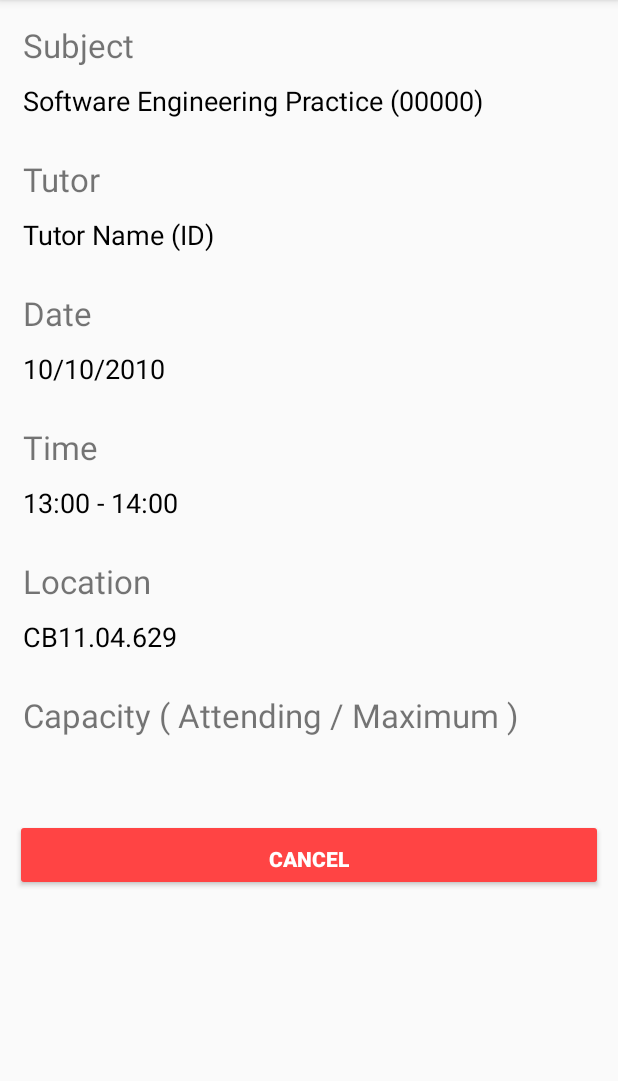
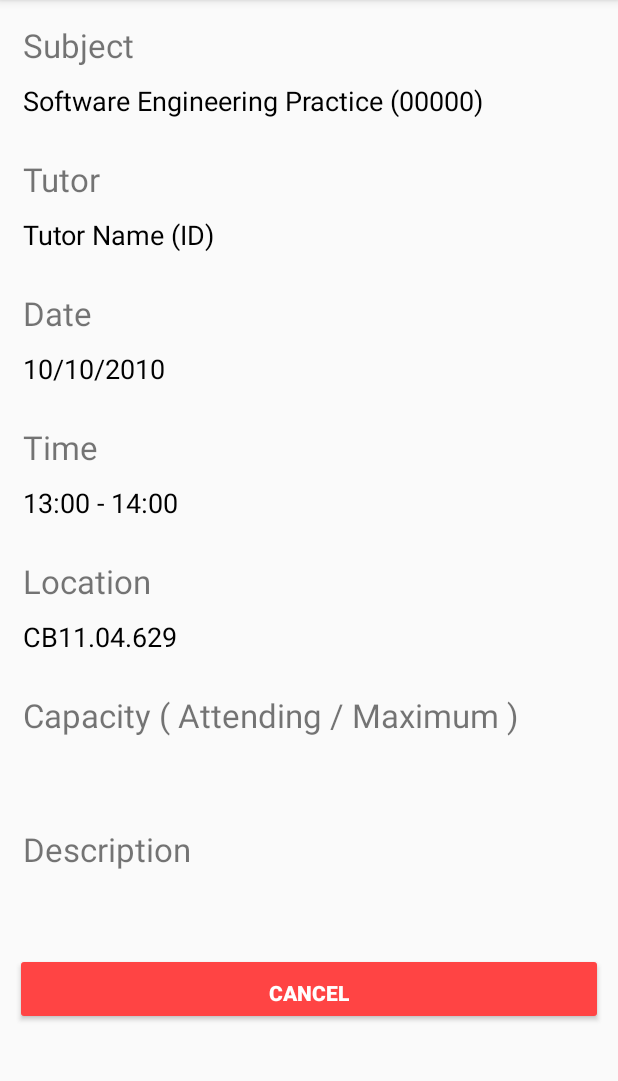
Before and after one commit to sc1122/SEPProject, an Android app: the Controller_ViewBooking screen opened directly, with no data from a screen before it, on a phone screen of 412 x 824 dp, the part 84-1165 px from its top. Run offline under Robolectric (Android 15) with nearby library versions, the light colour scheme and no system bars; 5 statements that could not run were skipped.

Commit message:
Added description field to booking table as well as UI for when student makes booking :)

```diff
--- a/SEPPrototype/app/src/main/java/uts/sep/tcba/sepprototype/Controller/Controller_ViewBooking.java
+++ b/SEPPrototype/app/src/main/java/uts/sep/tcba/sepprototype/Controller/Controller_ViewBooking.java
@@ -16,7 +16,7 @@ public class Controller_ViewBooking extends AppCompatActivity {
     private String userID;
     private String userType;
     private Button cancelButton, editButton;
-    private TextView subject , tutor, date, time, locationText, location, capacity;
+    private TextView subject , tutor, date, time, locationText, location, capacity, description;
 
 
     @Override
@@ -67,12 +67,14 @@ public class Controller_ViewBooking extends AppCompatActivity {
         this.locationText = (TextView) findViewById(R.id.locationText);
         this.location = (TextView) findViewById(R.id.location);
         this.capacity = (TextView) findViewById(R.id.capacity);
+        this.description = (TextView) findViewById(R.id.description);
 
         subject.setText(subjectString);
 
         tutor.setText(currentBooking.getTutorName() + " (" + currentBooking.getTutor() + ")");
         date.setText(currentBooking.getDate());
         time.setText(currentBooking.getStartTime() + " - " + currentBooking.getEndTime());
+        description.setText(currentBooking.getDescription());
         if(currentBooking.getLocation() == "") {
             locationText.setVisibility(View.GONE);
             location.setVisibility(View.GONE);
--- a/SEPPrototype/app/src/main/res/layout/activity_view_booking.xml
+++ b/SEPPrototype/app/src/main/res/layout/activity_view_booking.xml
@@ -164,6 +164,23 @@
                     android:textColor="@android:color/black"
                     android:textSize="18sp" />
 
+                <TextView
+                    android:layout_width="match_parent"
+                    android:layout_height="wrap_content"
+                    android:paddingLeft="15dp"
+                    android:paddingTop="15dp"
+                    android:text="Description"
+                    android:textSize="22sp" />
+
+                <TextView
+                    android:id="@+id/description"
+                    android:layout_width="match_parent"
+                    android:layout_height="wrap_content"
+                    android:padding="10dp"
+                    android:paddingStart="15dp"
+                    android:textColor="@android:color/black"
+                    android:textSize="18sp" />
+
                 <Button
                     android:id="@+id/cancel"
                     style="@style/Widget.AppCompat.Button.Colored"
```
Also changed, not shown: SEPPrototype/app/src/main/java/uts/sep/tcba/sepprototype/Controller/Controller_MakeBooking.java (+31 -1 lines), SEPPrototype/app/src/main/java/uts/sep/tcba/sepprototype/Model/Booking.java (+6 -1 lines), SEPPrototype/app/src/main/res/layout/activity_makebooking.xml (+15 -0 lines).
